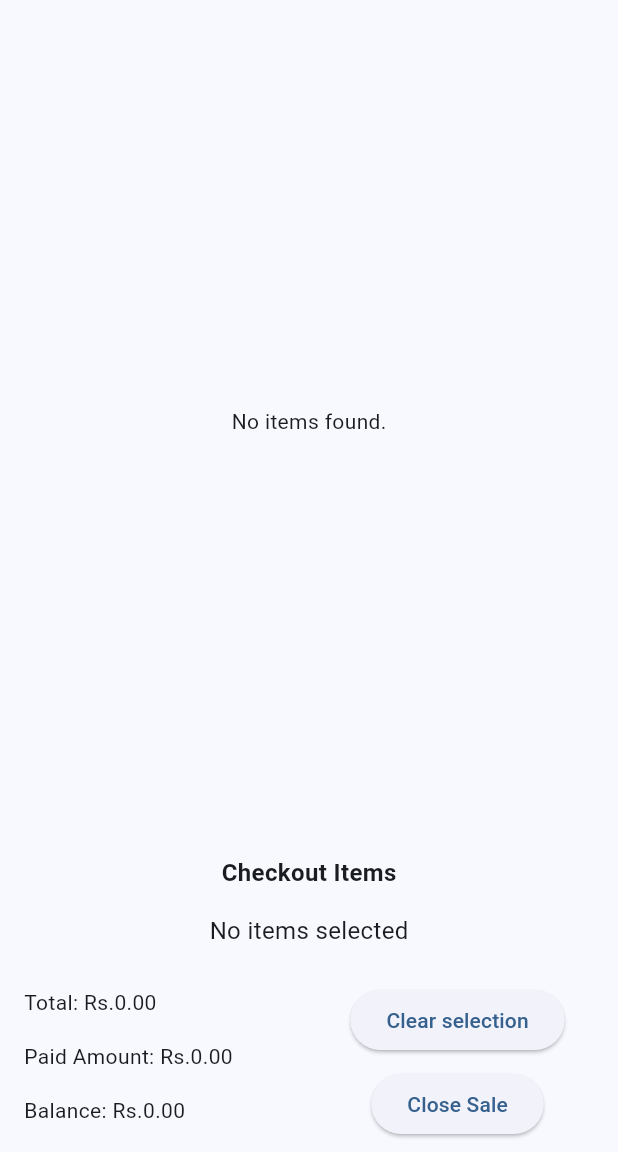
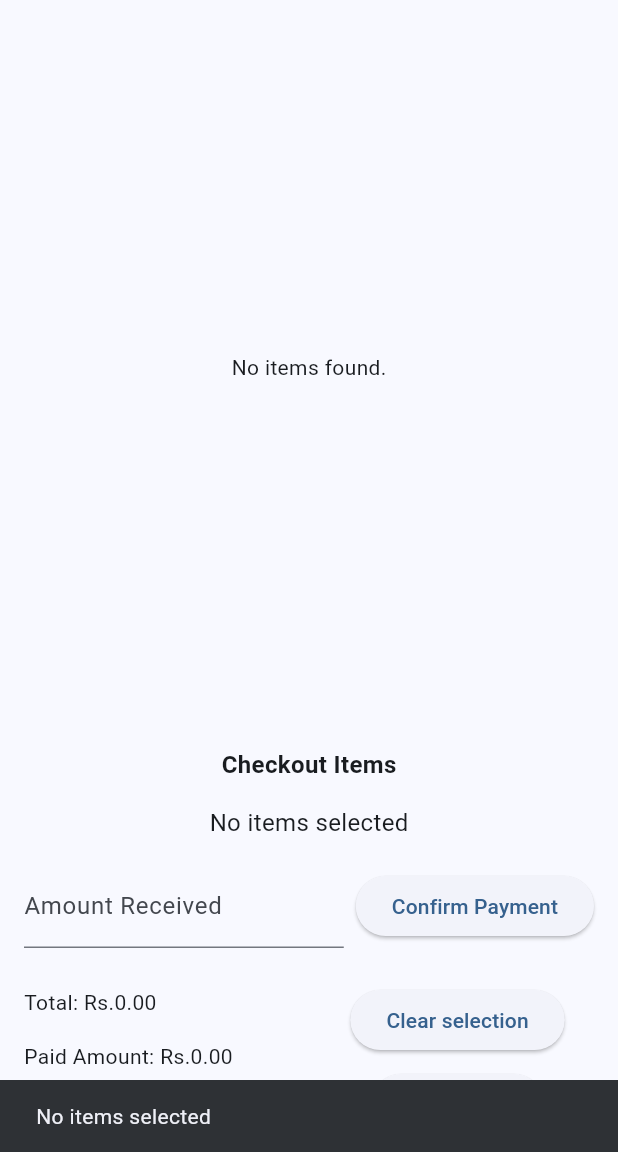
Before and after one commit to Sathira-Wijeratne/Restaurant-Billing-System-Mobile-App, a Flutter app: the screen it shows after launch, after a tap on "Close Sale", on a phone screen of 412 x 824 dp, the part 84-1236 px from its top. Run offline on Flutter 3.47's test engine with Material 3 defaults, Android fonts, the phone set to English and light mode, and no system bars; our stand-ins replace cloud_firestore, firebase_core; accounts and stored records are empty.

Commit message:
add textfield to enter obtained money

```diff
--- a/lib/screens/home_page.dart
+++ b/lib/screens/home_page.dart
@@ -3,6 +3,7 @@ import 'dart:collection';
 import 'package:cloud_firestore/cloud_firestore.dart';
 import 'package:flutter/foundation.dart';
 import 'package:flutter/material.dart';
+// import 'package:uuid/uuid.dart';
 
 /**
  * TODO :
@@ -30,19 +31,22 @@ class _HomePageState extends State<HomePage> {
   double paidAmount = 0.00;
   bool isLoading = true;
   late List<Map<String, dynamic>> items;
+  late TextEditingController amountReceivedController;
+  String? paymentError;
 
   //
   @override
   void initState() {
     super.initState();
+    amountReceivedController = TextEditingController();
 
     // fetch items
-    fetchItems().then((fetchedItems){
+    fetchItems().then((fetchedItems) {
       setState(() {
         items = fetchedItems;
         isLoading = false;
       });
-    }).catchError((error){
+    }).catchError((error) {
       if (kDebugMode) {
         print("Error fetching items: $error");
       }
@@ -53,6 +57,12 @@ class _HomePageState extends State<HomePage> {
       // TODO : store the error in a variable to display in the UI
     });
     // TODO : show a SnackBar or error message
+  }
+
+  @override
+  void dispose() {
+    amountReceivedController.dispose();
+    super.dispose();
   }
 
   // methods
@@ -67,16 +77,20 @@ class _HomePageState extends State<HomePage> {
     });
   }
 
-  void clearSelectedItems(){
+  void clearSelectedItems() {
     setState(() {
       itemTotal = 0;
       selectedItems.clear();
+      paidAmount = 0.0;
+      balance = 0.0;
     });
+
+    amountReceivedController.clear();
   }
 
-  void selectItems(String itemName){
+  void selectItems(String itemName) {
     setState(() {
-      if(!selectedItems.containsKey(itemName)){
+      if (!selectedItems.containsKey(itemName)) {
         selectedItems[itemName] = 1;
       } else {
         selectedItems.update(itemName, (value) => value + 1);
@@ -84,16 +98,74 @@ class _HomePageState extends State<HomePage> {
     });
   }
 
-  void closeSale(){
+  bool checkIsItemsSelected(){
     if(selectedItems.isEmpty){
-    //   notify that sale cannot be closed
+      // notify that sale cannot be closed
+      ScaffoldMessenger.of(context).showSnackBar(
+        SnackBar(content: Text('No items selected')),
+      );
+      return false;
     }
 
-    // close sale
+    return true;
+  }
 
-    // notify success
+  void confirmPayment() {
+    if(!checkIsItemsSelected()){
+      return;
+    }
 
-    // clear variables
+    setState(() {
+      paymentError = null;
+      double? received = double.tryParse(amountReceivedController.text);
+      if (received == null || received < itemTotal) {
+        paymentError = 'Enter a valid amount';
+        paidAmount = 0.0;
+        balance = 0.0;
+      } else {
+        paidAmount = received;
+        balance = received - itemTotal;
+      }
+    });
+  }
+
+  void closeSale() async {
+    confirmPayment();
+
+    // Generate unique sale ID
+    // var uuid = Uuid();
+    // String saleId = uuid.v4();
+
+    // Add to 'sales' collection
+    // await db.collection('sales').doc(saleId).set({
+    //   // 'saleId': saleId,
+    //   'totalCost': itemTotal,
+    //   'timestamp': FieldValue.serverTimestamp(),
+    // });
+    String newSaleId = '';
+    await db.collection('sales').add({
+      'totalCost' : itemTotal,
+      'timestamp' : FieldValue.serverTimestamp()
+    }).then((DocumentReference doc) {
+      print('DocumentSnapshot added with ID : ${doc.id}');
+      newSaleId = doc.id;
+    });
+
+    // Add to 'saleitems' collection
+    for (var entry in selectedItems.entries) {
+      await db.collection('saleitems').add({
+        'saleId': newSaleId,
+        'item': entry.key,
+        'quantity': entry.value,
+      });
+    }
+
+    // Notify success
+    ScaffoldMessenger.of(context).showSnackBar(
+      SnackBar(content: Text('Sale closed successfully!')),
+    );
+
+    // Clear variables
     setState(() {
       itemTotal = 0.0;
       paidAmount = 0.0;
@@ -101,7 +173,9 @@ class _HomePageState extends State<HomePage> {
       selectedItems.clear();
     });
 
+    amountReceivedController.clear();
   }
+
 
   @override
   Widget build(BuildContext context) {
@@ -114,10 +188,14 @@ class _HomePageState extends State<HomePage> {
         children: [
           Expanded(
             child: isLoading
-                    ? const Center(child: CircularProgressIndicator(),)
+                ? const Center(
+              child: CircularProgressIndicator(),
+            )
                 : items.isEmpty
-                    ? const Center(child: Text('No items found.'),)
-                    :  Row(
+                ? const Center(
+              child: Text('No items found.'),
+            )
+                : Row(
               children: [
                 // Left: Name and Price
                 Expanded(
@@ -139,15 +217,16 @@ class _HomePageState extends State<HomePage> {
                             itemBuilder: (context, index) {
                               final item = items[index];
                               return ListTile(
-                                      title: Text(item['itemName']?.toString() ?? 'No Name'),
-                                      subtitle: Text('Rs.${item['itemPrice']?.toString() ?? 'N/A'}'),
+                                title: Text(item['itemName']?.toString() ??
+                                    'No Name'),
+                                subtitle: Text(
+                                    'Rs.${item['itemPrice']?.toString() ?? 'N/A'}'),
                               );
                             },
                           ),
                         ),
                       ],
-                        )
-                      ),
+                    )),
                 // Right: Clickable Names
                 Expanded(
                   child: Column(
@@ -155,7 +234,8 @@ class _HomePageState extends State<HomePage> {
                     children: [
                       Padding(
                         padding: EdgeInsets.all(8.0),
-                              child: Text('Select Items',
+                        child: Text(
+                          'Select Items',
                           style: TextStyle(
                               fontWeight: FontWeight.bold,
                               fontSize: 16),
@@ -172,20 +252,30 @@ class _HomePageState extends State<HomePage> {
                                   // TODO : Should errors be handled here?
                                   // update selection total
                                   selectItems(item['itemName']);
-                                        double price = (item['itemPrice'] as num).toDouble();
+                                  double price = (item['itemPrice']
+                                  as num)
+                                      .toDouble();
                                   updateTotal(price);
 
                                   // Handle click event here
-                                        ScaffoldMessenger.of(context).hideCurrentSnackBar();
-                                        ScaffoldMessenger.of(context).showSnackBar(
-                                          SnackBar(content: Text('Clicked: ${item['itemName']}'), duration: Durations.medium1,),
+                                  ScaffoldMessenger.of(context)
+                                      .hideCurrentSnackBar();
+                                  ScaffoldMessenger.of(context)
+                                      .showSnackBar(
+                                    SnackBar(
+                                      content: Text(
+                                          'Clicked: ${item['itemName']}'),
+                                      duration: Durations.medium1,
+                                    ),
                                   );
                                 },
                                 child: Text(
-                                        item['itemName']?.toString() ?? 'No Name',
+                                  item['itemName']?.toString() ??
+                                      'No Name',
                                   style: const TextStyle(
                                     color: Colors.blue,
-                                          decoration: TextDecoration.underline,
+                                    decoration:
+                                    TextDecoration.underline,
                                   ),
                                 ),
                               ),
@@ -206,29 +296,57 @@ class _HomePageState extends State<HomePage> {
                 padding: const EdgeInsets.all(8.0),
                 child: Text(
                   'Checkout Items',
-                    style: TextStyle(
-                        fontSize: 16,
-                        fontWeight: FontWeight.bold),
+                  style: TextStyle(fontSize: 16, fontWeight: FontWeight.bold),
                 ),
               ),
               if (selectedItems.isEmpty)
                 Padding(
                   padding: const EdgeInsets.all(8.0),
-                    child: Text('No items selected', style: TextStyle(fontSize: 16,),),
+                  child: Text(
+                    'No items selected',
+                    style: TextStyle(
+                      fontSize: 16,
                     ),
-
+                  ),
+                ),
               if (selectedItems.isNotEmpty)
                 SizedBox(
                   height: 110,
                   child: ListView(
                     shrinkWrap: true,
                     children: [
-                        ...selectedItems.entries.map((entry) => Center(
+                      ...selectedItems.entries.map(
+                            (entry) => Center(
                           child: Text(
-                            '${entry.key}: ${entry.value}',
+                            '${entry.key} x${entry.value}',
                             style: TextStyle(fontSize: 16),
                           ),
                         ),
+                      ),
+                    ],
+                  ),
+                ),
+              // --- Payment input section ---
+              Padding(
+                padding:
+                const EdgeInsets.symmetric(horizontal: 16.0, vertical: 8.0),
+                child: Row(
+                  children: [
+                    Expanded(
+                      child: TextField(
+                        controller: amountReceivedController,
+                        keyboardType:
+                        TextInputType.numberWithOptions(decimal: true),
+                        decoration: InputDecoration(
+                          labelText: 'Amount Received',
+                          errorText: paymentError,
+                        ),
+                      ),
+                    ),
+                    SizedBox(width: 8),
+                    ElevatedButton(
+                      onPressed: confirmPayment,
+                      child: Text('Confirm Payment'),
                     ),
                   ],
                 ),
@@ -245,15 +363,18 @@ class _HomePageState extends State<HomePage> {
                     children: [
                       Padding(
                         padding: const EdgeInsets.all(8.0),
-                          child: Text('Total: \Rs.${itemTotal.toStringAsFixed(2)}'),
+                        child: Text(
+                            'Total: \Rs.${itemTotal.toStringAsFixed(2)}'),
                       ),
                       Padding(
                         padding: const EdgeInsets.all(8.0),
-                          child: Text('Paid Amount: Rs.${paidAmount.toStringAsFixed(2)}'),
+                        child: Text(
+                            'Paid Amount: Rs.${paidAmount.toStringAsFixed(2)}'),
                       ),
                       Padding(
                         padding: const EdgeInsets.all(8.0),
-                          child: Text('Balance: Rs.${balance.toStringAsFixed(2)}'),
+                        child: Text(
+                            'Balance: Rs.${balance.toStringAsFixed(2)}'),
                       ),
                     ],
                   ),
@@ -268,7 +389,8 @@ class _HomePageState extends State<HomePage> {
                           child: Text('Clear selection'),
                         ),
                       ),
-                        ElevatedButton(onPressed: closeSale, child: Text('Close Sale'))
+                      ElevatedButton(
+                          onPressed: closeSale, child: Text('Close Sale'))
                     ],
                   ),
                 ),
```
Lines whose indentation alone changed are shown as unchanged.
